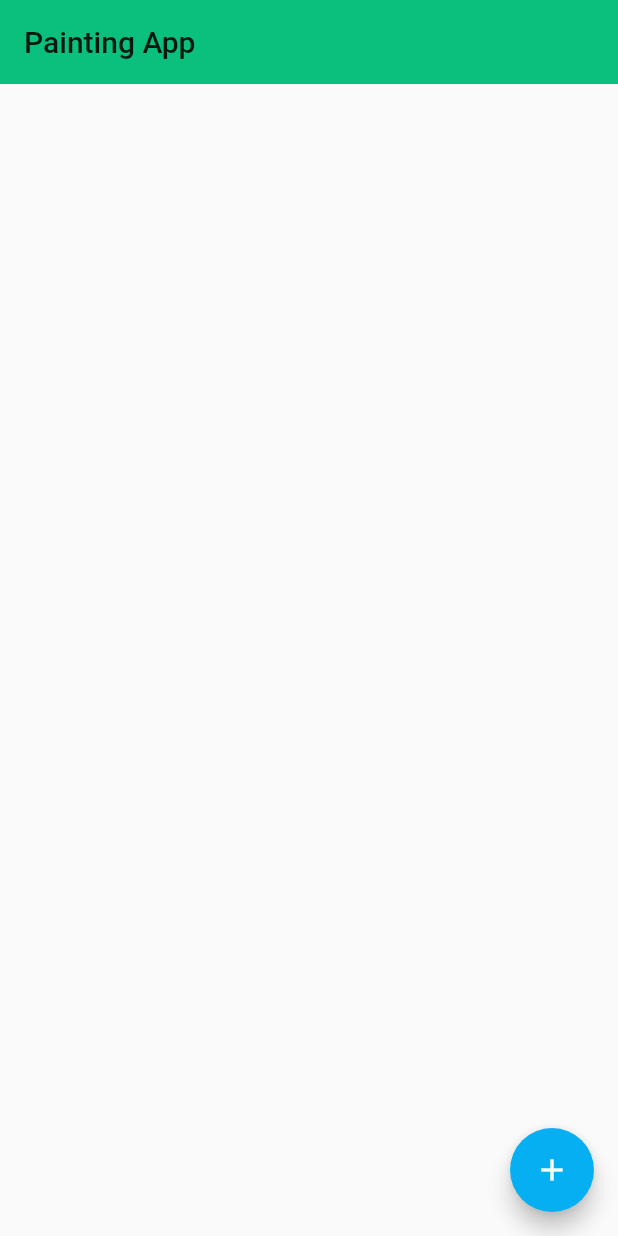
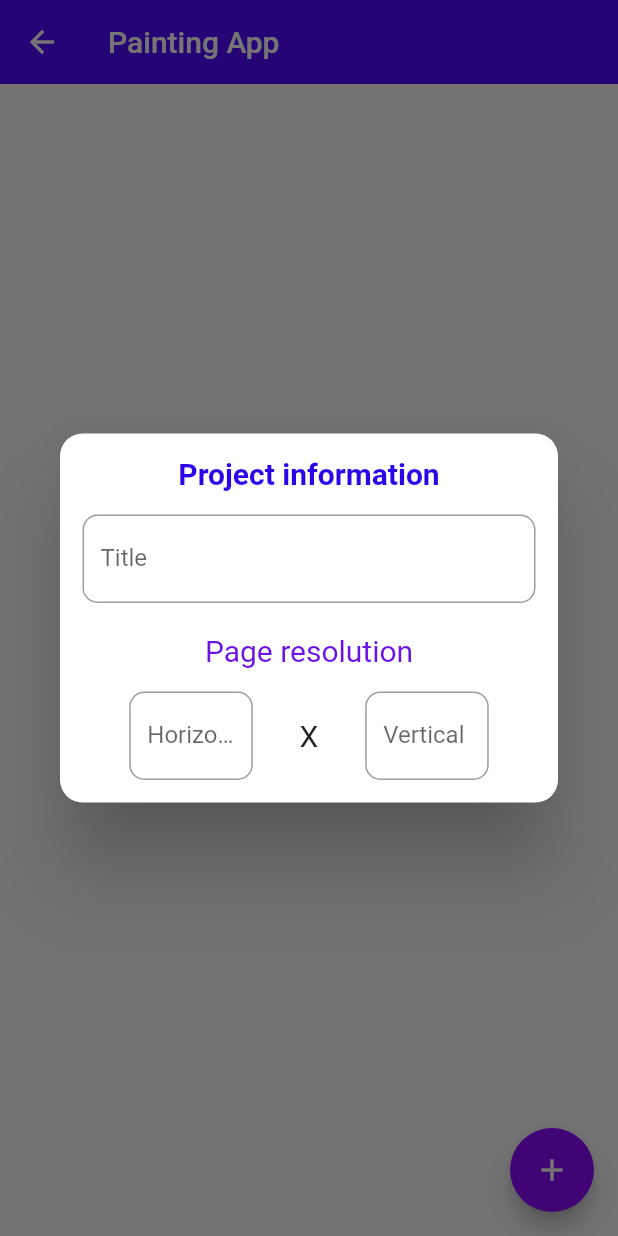
Before and after one commit to luan-apps/painting-app, a Flutter app: the HomePage screen opened directly, after a tap on the "add" icon, on a phone screen of 412 x 824 dp. Run offline on Flutter 3.47's test engine with Material 2 defaults, Android fonts, the phone set to English and light mode, and no system bars.

Commit message:
second commit

```diff
--- /dev/null
+++ b/lib/components/input_field.dart
@@ -0,0 +1,31 @@
+import 'package:flutter/material.dart';
+import 'package:painting_app/util/decorations.dart';
+
+class InputField extends StatelessWidget {
+  final TextEditingController controller;
+  final FocusNode node;
+  final String labelText;
+  final VoidCallback onEditingComplete;
+  final Function(String) onChanged;
+
+  const InputField({
+    @required this.controller,
+    @required this.node,
+    @required this.labelText,
+    @required this.onEditingComplete,
+    @required this.onChanged,
+  });
+
+  @override
+  Widget build(BuildContext context) {
+    return TextField(
+      controller: controller,
+      focusNode: node,
+      onEditingComplete: onEditingComplete,
+      onChanged: onChanged,
+      decoration: Decorations.inputFieldDecoration.copyWith(
+        labelText: labelText,
+      ),
+    );
+  }
+}
--- /dev/null
+++ b/lib/pages/home/components/page_dialog.dart
@@ -0,0 +1,94 @@
+import 'package:flutter/material.dart';
+import 'package:painting_app/components/input_field.dart';
+import 'package:painting_app/util/app_colors.dart';
+
+class PageDialog extends StatelessWidget {
+  final FocusNode titleNode;
+  final FocusNode xAxisNode;
+  final FocusNode yAxisNode;
+  final Function(String) changeTitle;
+  final Function(String) changeXAxis;
+  final Function(String) changeYAxis;
+
+  const PageDialog({
+    @required this.titleNode,
+    @required this.xAxisNode,
+    @required this.yAxisNode,
+    @required this.changeTitle,
+    @required this.changeXAxis,
+    @required this.changeYAxis,
+  });
+
+  @override
+  Widget build(BuildContext context) {
+    return Dialog(
+      shape: RoundedRectangleBorder(
+        borderRadius: BorderRadius.circular(15.0),
+      ),
+      child: Padding(
+        padding: const EdgeInsets.all(15.0),
+        child: Column(
+          mainAxisSize: MainAxisSize.min,
+          children: [
+            Text(
+              'Project information',
+              style: TextStyle(
+                color: AppColors.deepBlue,
+                fontSize: 20.0,
+                fontWeight: FontWeight.bold,
+              ),
+            ),
+            SizedBox(height: 16.0),
+            InputField(
+              node: titleNode,
+              labelText: 'Title',
+              onEditingComplete: xAxisNode.requestFocus,
+              onChanged: changeTitle,
+            ),
+            Padding(
+              padding: const EdgeInsets.only(top: 20.0, bottom: 16.0),
+              child: Text(
+                'Page resolution',
+                style: TextStyle(
+                  fontSize: 20.0,
+                  color: AppColors.deepPurple,
+                  //fontWeight: FontWeight.bold,
+                ),
+              ),
+            ),
+            Row(
+              mainAxisAlignment: MainAxisAlignment.spaceEvenly,
+              children: [
+                Flexible(
+                  flex: 3,
+                  child: InputField(
+                    node: xAxisNode,
+                    labelText: 'Horizontal',
+                    onEditingComplete: yAxisNode.requestFocus,
+                    onChanged: changeXAxis,
+                  ),
+                ),
+                Flexible(
+                  flex: 5,
+                  child: Text(
+                    'X',
+                    style: TextStyle(fontSize: 20.0),
+                  ),
+                ),
+                Flexible(
+                  flex: 3,
+                  child: InputField(
+                    node: yAxisNode,
+                    labelText: 'Vertical',
+                    onEditingComplete: yAxisNode.unfocus,
+                    onChanged: changeYAxis,
+                  ),
+                ),
+              ],
+            ),
+          ],
+        ),
+      ),
+    );
+  }
+}
--- a/lib/pages/home/home.dart
+++ b/lib/pages/home/home.dart
@@ -1,7 +1,26 @@
 import 'package:flutter/material.dart';
+import 'package:painting_app/components/input_field.dart';
+import 'package:painting_app/pages/home/components/page_dialog.dart';
 import 'package:painting_app/util/app_colors.dart';
 
-class HomePage extends StatelessWidget {
+class HomePage extends StatefulWidget {
+  @override
+  _HomePageState createState() => _HomePageState();
+}
+
+class _HomePageState extends State<HomePage> {
+  final _titleNode = FocusNode();
+  final _xAxisNode = FocusNode();
+  final _yAxisNode = FocusNode();
+
+  @override
+  void dispose() {
+    _titleNode.dispose();
+    _xAxisNode.dispose();
+    _yAxisNode.dispose();
+    super.dispose();
+  }
+
   @override
   Widget build(BuildContext context) {
 
@@ -13,15 +32,27 @@ class HomePage extends StatelessWidget {
           ),
           SliverList(
             delegate: SliverChildListDelegate(
-              <Widget>[
-
-              ],
+              <Widget>[],
             ),
           ),
         ],
       ),
       floatingActionButton: FloatingActionButton(
-        onPressed: () {},
+        onPressed: () {
+          showDialog(
+            context: context,
+            builder: (context) {
+              return PageDialog(
+                titleNode: _titleNode,
+                xAxisNode: _xAxisNode,
+                yAxisNode: _yAxisNode,
+                //changeTitle: changeTitle,
+                //changeXAxis: changeXAxis,
+                //changeYAxis: changeYAxis,
+              );
+            },
+          );
+        },
         child: Icon(Icons.add),
       ),
     );
--- a/lib/pages/pages.dart
+++ b/lib/pages/pages.dart
@@ -1 +1,2 @@
 export 'home/home.dart';
+export 'painting/painting.dart';
--- /dev/null
+++ b/lib/providers/home_provider.dart
@@ -0,0 +1,13 @@
+import 'package:flutter/cupertino.dart';
+
+class HomeProvider extends ChangeNotifier {
+
+  String _title;
+  String _xAxis;
+  String _yAxis;
+
+  void changeTitle(title) => _title = _title;
+  void changeXAxis(x) => _xAxis = x;
+  void changeYAxis(y) => _yAxis = y;
+
+}
--- /dev/null
+++ b/lib/providers/painting_provider.dart
@@ -0,0 +1,20 @@
+import 'package:flutter/cupertino.dart';
+import 'package:flutter/material.dart';
+
+class PaintingProvider extends ChangeNotifier {
+
+  Map<Offset, Color> _points = {};
+  Map<Offset, Color> get points => _points;
+  void addOffset(Offset offset) {
+    _points = _points..addAll({offset: currentColor});
+    notifyListeners();
+  }
+
+  Color _currentColor = Colors.black;
+  Color get currentColor => _currentColor;
+  void changeCurrentColor(color) {
+    _currentColor = color;
+    notifyListeners();
+  }
+
+}
--- /dev/null
+++ b/lib/providers/providers.dart
@@ -0,0 +1,2 @@
+export 'home_provider.dart';
+export 'painting_provider.dart';
--- a/lib/util/app_colors.dart
+++ b/lib/util/app_colors.dart
@@ -2,9 +2,48 @@ import 'package:flutter/material.dart';
 import 'package:flutter/painting.dart';
 
 class AppColors {
-  static const blue = Color(0xFF05AFF2);
-  static const green = Color(0xFF0BBF7D);
-  static const lightOrange = Color(0xFFF29F05);
-  static const orange = Color(0xFFF28705);
-  static const red = Color(0xFFF20505);
+  static const primary = Color(0xFF5009FF);
+  static const secondary = Color(0xFF8B09FF);
+  static const deepPurple = Color(0xFF6A12E8);
+  static const mediumBlue = Color(0xFF4A40FF);
+  static const deepBlue = Color(0xFF2B04E8);
+
+  static const List<Color> defaultColors = [
+    Colors.black,
+    Colors.white,
+    Colors.red,
+    Colors.pink,
+    Colors.purple,
+    Colors.deepPurple,
+    Colors.indigo,
+    Colors.blue,
+    Colors.lightBlue,
+    Colors.cyan,
+    Colors.teal,
+    Colors.green,
+    Colors.lightGreen,
+    Colors.lime,
+    Colors.yellow,
+    Colors.amber,
+    Colors.orange,
+    Colors.deepOrange,
+    Colors.brown,
+    Colors.blueGrey,
+    Colors.redAccent,
+    Colors.pinkAccent,
+    Colors.purpleAccent,
+    Colors.deepPurpleAccent,
+    Colors.indigoAccent,
+    Colors.blueAccent,
+    Colors.lightBlueAccent,
+    Colors.cyanAccent,
+    Colors.tealAccent,
+    Colors.greenAccent,
+    Colors.lightGreenAccent,
+    Colors.limeAccent,
+    Colors.yellowAccent,
+    Colors.amberAccent,
+    Colors.orangeAccent,
+    Colors.deepOrangeAccent,
+  ];
 }
--- /dev/null
+++ b/lib/util/decorations.dart
@@ -0,0 +1,12 @@
+import 'package:flutter/material.dart';
+
+class Decorations {
+
+  static final inputFieldDecoration = InputDecoration(
+    border: OutlineInputBorder(
+      borderRadius: BorderRadius.circular(10.0),
+      borderSide: BorderSide(width: 3.0),
+    ),
+  );
+
+}
```
Also changed, not shown: lib/main.dart (+14 -5 lines), lib/pages/painting/painting.dart (added, +71 -0 lines), lib/painters/page_painter.dart (added, +31 -0 lines).
